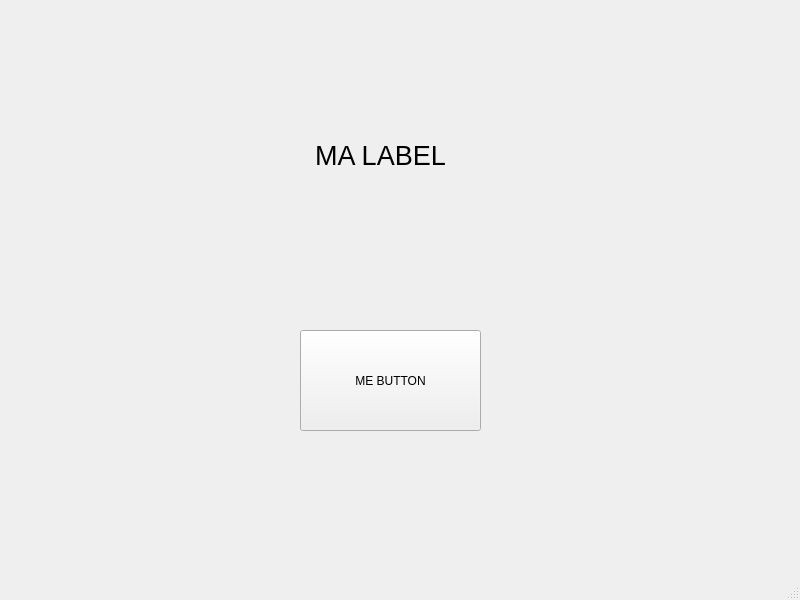
This is src/views/main.ui in adibozzhanov/LeProgram as Qt 5 draws it before an edit. The edited form follows.
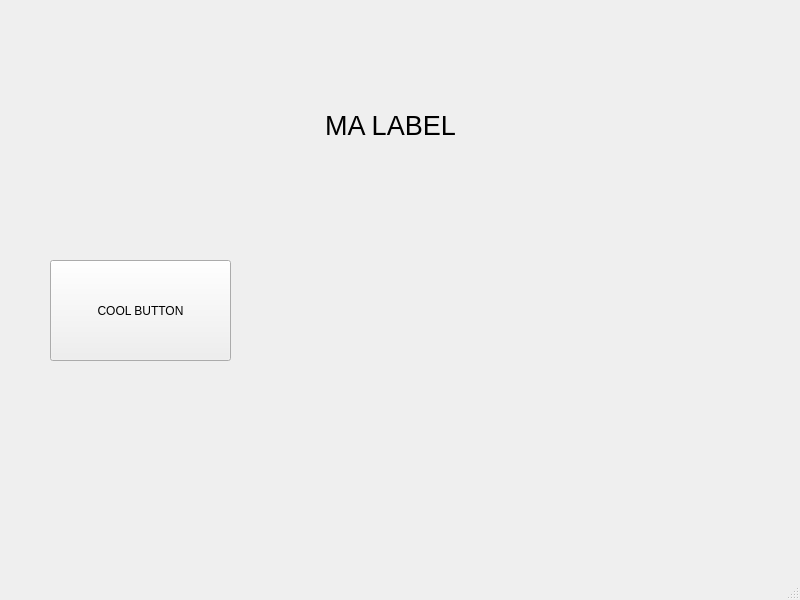
This is the edited form.

Commit message: feat: edited the window

```diff
--- a/src/views/main.ui
+++ b/src/views/main.ui
@@ -17,21 +17,21 @@
    <widget class="QPushButton" name="pushButton">
     <property name="geometry">
      <rect>
-      <x>300</x>
-      <y>330</y>
+      <x>50</x>
+      <y>260</y>
       <width>181</width>
       <height>101</height>
      </rect>
     </property>
     <property name="text">
-     <string>ME BUTTON</string>
+     <string>COOL BUTTON</string>
     </property>
    </widget>
    <widget class="QLabel" name="label">
     <property name="geometry">
      <rect>
-      <x>270</x>
-      <y>90</y>
+      <x>280</x>
+      <y>60</y>
       <width>221</width>
       <height>131</height>
      </rect>
```
The commit also changes 1 other file.
